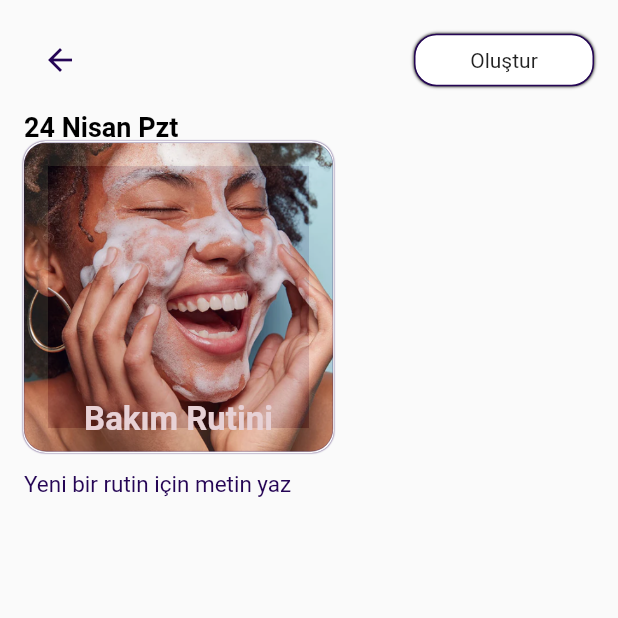
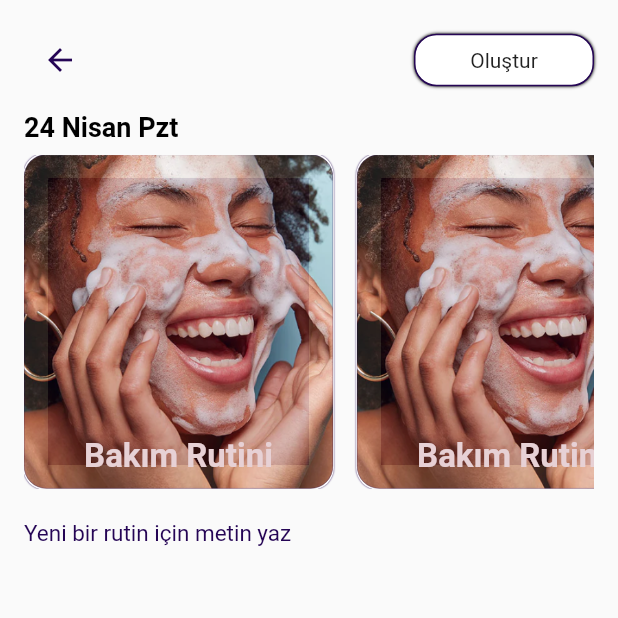
Before and after one commit to 404ibra/diarymedia, a Flutter app: the NewDiary screen opened directly, on a phone screen of 412 x 824 dp, the top half of it. Run offline on Flutter 3.47's test engine with Material 2 defaults, Android fonts, the phone set to English and light mode, and no system bars; our stand-ins replace cloud_firestore, easy_localization, firebase_auth, firebase_core, get, image_picker; accounts and stored records are empty; network calls fail.

Commit message:
routine card list generated

```diff
--- a/lib/views/new_diary/new_diary_view.dart
+++ b/lib/views/new_diary/new_diary_view.dart
@@ -3,6 +3,7 @@ import 'package:dia/constant/custom_colors.dart';
 import 'package:dia/view_model/new_diary_viewmodels.dart';
 import 'package:dia/widgets/custom_bordered_button.dart';
 import 'package:dia/widgets/diary_topics_container.dart';
+import 'package:dia/widgets/routine_card.dart';
 import 'package:flutter/material.dart';
 
 class NewDiary extends StatelessWidget {
@@ -43,39 +44,41 @@ class NewDiary extends StatelessWidget {
                     fontWeight: FontWeight.w600,
                     fontSize: 18),
               ),
+//Color(0xfffe7d1d5
+//"assets/images/wash_face_img.png"
 
-              Container(
-                height: size.height / 4,
-                width: size.width / 2,
-                decoration: BoxDecoration(
-                    image: const DecorationImage(
-                        opacity: 0.89,
-                        fit: BoxFit.cover,
-                        image: AssetImage("assets/images/wash_face_img.png")),
-                    borderRadius: BorderRadius.circular(15),
-                    border: Border.all(
-                        width: 0.2, color: CustomColors.primaryPurple),
-                    boxShadow: const [
-                      BoxShadow(
-                          color: CustomColors.primaryPurple,
-                          blurRadius: 0.1,
-                          spreadRadius: 0.5,
-                          blurStyle: BlurStyle.outer)
-                    ]),
-                child: const Align(
-                  alignment: AlignmentDirectional.bottomCenter,
-                  child: Padding(
-                    padding: EdgeInsets.only(bottom: 8.0),
-                    child: Text(
-                      "Bakım Rutini",
-                      style: TextStyle(
-                          fontSize: 22,
-                          fontWeight: FontWeight.w700,
-                          color: Color(0xfffe7d1d5)),
-                    ),
+              Padding(
+                padding: const EdgeInsets.symmetric(vertical: 8.0),
+                child: SizedBox(
+                  height: size.height / 3.7,
+                  child: ListView(
+                    scrollDirection: Axis.horizontal,
+                    children: [
+                      RoutineCard(
+                          size: size,
+                          backgroundImage: "assets/images/wash_face_img.png",
+                          textColor: Color(0xfffe7d1d5),
+                          routineText: "Bakım Rutini"),
+                      RoutineCard(
+                          size: size,
+                          backgroundImage: "assets/images/wash_face_img.png",
+                          textColor: Color(0xfffe7d1d5),
+                          routineText: "Bakım Rutini"),
+                      RoutineCard(
+                          size: size,
+                          backgroundImage: "assets/images/wash_face_img.png",
+                          textColor: Color(0xfffe7d1d5),
+                          routineText: "Bakım Rutini"),
+                      RoutineCard(
+                          size: size,
+                          backgroundImage: "assets/images/wash_face_img.png",
+                          textColor: Color(0xfffe7d1d5),
+                          routineText: "Bakım Rutini"),
+                    ],
                   ),
                 ),
               ),
+
               //Text next page;
               Column(
                 children: [
--- /dev/null
+++ b/lib/widgets/routine_card.dart
@@ -0,0 +1,53 @@
+import 'package:flutter/material.dart';
+
+import '../constant/constants.dart';
+
+class RoutineCard extends StatelessWidget {
+  RoutineCard(
+      {super.key,
+      required this.size,
+      required this.backgroundImage,
+      required this.textColor,
+      required this.routineText});
+
+  final Size size;
+  String backgroundImage;
+  Color textColor;
+  String routineText;
+
+  @override
+  Widget build(BuildContext context) {
+    return Padding(
+      padding: const EdgeInsets.only(right: 16.0),
+      child: Container(
+        height: size.height / 4,
+        width: size.width / 2,
+        decoration: BoxDecoration(
+            image: DecorationImage(
+                opacity: 0.89,
+                fit: BoxFit.cover,
+                image: AssetImage(backgroundImage)),
+            borderRadius: BorderRadius.circular(15),
+            border: Border.all(width: 0.2, color: CustomColors.primaryPurple),
+            boxShadow: const [
+              BoxShadow(
+                  color: CustomColors.primaryPurple,
+                  blurRadius: 0.1,
+                  spreadRadius: 0.5,
+                  blurStyle: BlurStyle.outer)
+            ]),
+        child: Align(
+          alignment: AlignmentDirectional.bottomCenter,
+          child: Padding(
+            padding: const EdgeInsets.only(bottom: 8.0),
+            child: Text(routineText,
+                style: TextStyle(
+                    fontSize: 22,
+                    fontWeight: FontWeight.w700,
+                    color: textColor)),
+          ),
+        ),
+      ),
+    );
+  }
+}
```
